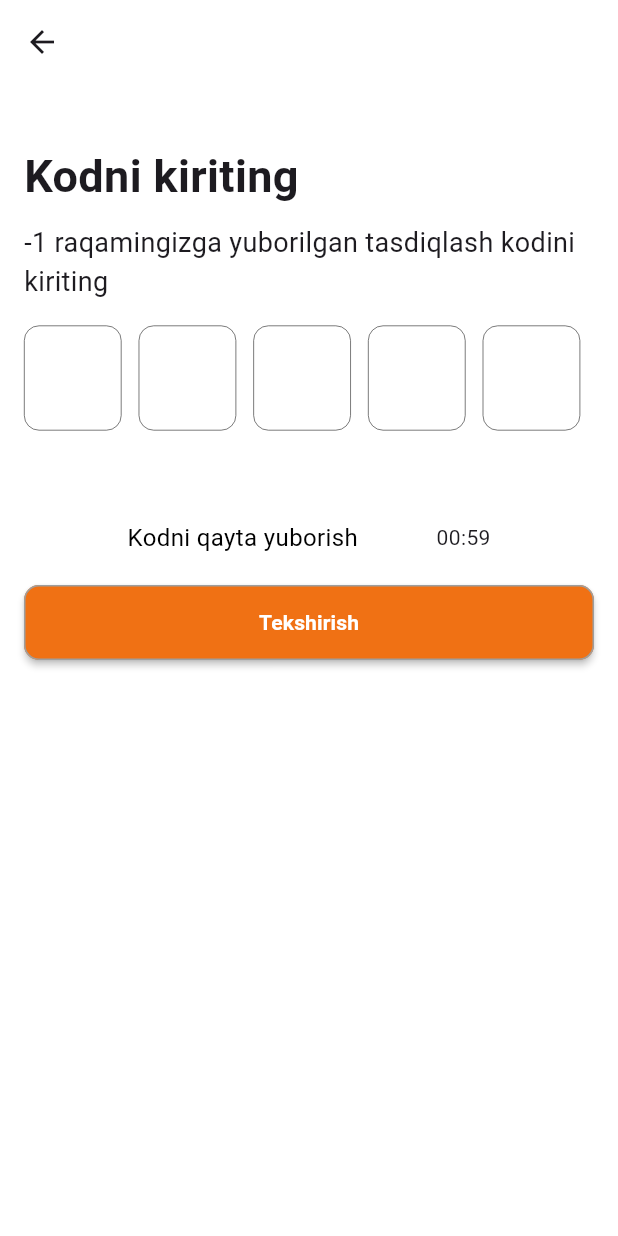
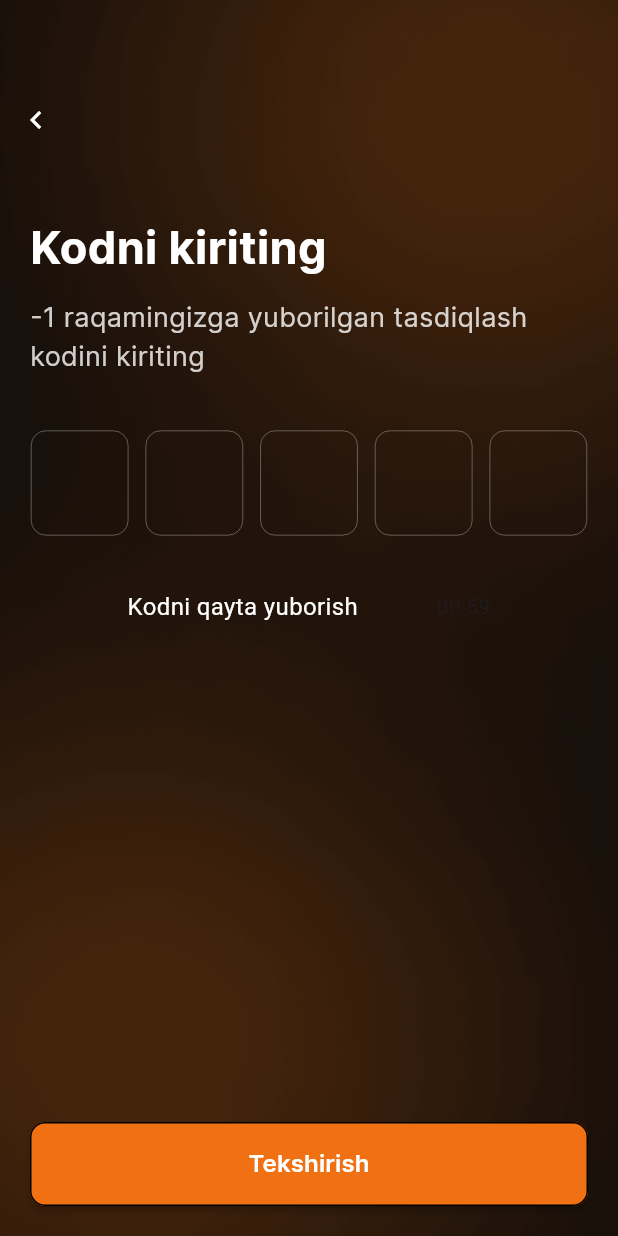
Before and after one commit to githubsobir/conx, a Flutter app: the SmsVerificationPage screen opened directly, on a phone screen of 412 x 824 dp. Run offline on Flutter 3.47's test engine with Material 3 defaults, Android fonts, the phone set to English and light mode, and no system bars; drawn by our look-alikes of pin_code_fields, timer_count_down; our stand-ins replace animated_bottom_navigation_bar, cached_network_image, calendar_date_picker2, dio, easy_localization, flutter_riverpod and 8 more; missing offline and left inert: connection_notifier, custom_info_window, dart:ffi, masked_text_field; accounts and stored records are empty.

Commit message:
finish:SMS page UI

```diff
--- a/lib/firts_part/login_reg/sms/sms_page.dart
+++ b/lib/firts_part/login_reg/sms/sms_page.dart
@@ -10,7 +10,7 @@ import 'package:flutter/material.dart';
 import 'package:flutter_riverpod/flutter_riverpod.dart';
 
 class SmsVerificationPage extends ConsumerStatefulWidget {
-  SmsVerificationPage(this.windowId);
+  SmsVerificationPage(this.windowId, {super.key});
 
   String windowId;
 
@@ -31,13 +31,7 @@ class _SmsVerificationPageState extends ConsumerState<SmsVerificationPage> {
 
   @override
   Widget build(BuildContext context) {
-    return Scaffold(
-        backgroundColor: Colors.white,
-        appBar: AppBar(
-          backgroundColor: Colors.white,
-          elevation: 0,
-        ),
-        body: buildBody());
+    return Scaffold(backgroundColor: Colors.white, body: buildBody());
   }
 
   Widget buildBody() {
@@ -46,8 +40,10 @@ class _SmsVerificationPageState extends ConsumerState<SmsVerificationPage> {
           ?
 
           /// sms kod tasdiq oldin
-          smsTextEnterPage(context: context, ref: ref, windowId: widget.windowId)
+          smsTextEnterPage(
+              context: context, ref: ref, windowId: widget.windowId)
           :
+
           /// sms kod tasdiqlangandan keyin
           smsSuccessEntered(context: context);
     } else if (ref.watch(smsMainController).actionCode == "0") {
--- a/lib/firts_part/login_reg/sms/widgets_sms/sms_0_text_enter_page.dart
+++ b/lib/firts_part/login_reg/sms/widgets_sms/sms_0_text_enter_page.dart
@@ -1,5 +1,7 @@
+import 'package:conx/data/models/theme_type.dart';
 import 'package:conx/firts_part/login_reg/sms/controller_sms.dart';
 import 'package:conx/theme/app_colors.dart';
+import 'package:conx/widgets/primary_button.dart';
 import 'package:conx/widgets/saved_box.dart';
 import 'package:easy_localization/easy_localization.dart';
 import 'package:flutter/material.dart';
@@ -7,6 +9,8 @@ import 'package:flutter_riverpod/flutter_riverpod.dart';
 import 'package:pin_code_fields/pin_code_fields.dart';
 import 'package:timer_count_down/timer_controller.dart';
 import 'package:timer_count_down/timer_count_down.dart';
+
+import '../../../../generated/assets.dart';
 
 Widget smsTextEnterPage(
     {required BuildContext context,
@@ -17,23 +21,55 @@ Widget smsTextEnterPage(
       CountdownController(autoStart: true);
   TextEditingController textEditingController = TextEditingController();
 
-  return Padding(
-    padding: const EdgeInsets.only(left: 16, right: 16),
-    child: Column(
+  return Stack(
+    children: [
+      SizedBox(
+          width: MediaQuery.of(context).size.width,
+          height: MediaQuery.of(context).size.height,
+          child: Image.asset(
+            Assets.imagesBackground,
+            fit: BoxFit.fill,
+          )),
+      Column(
         mainAxisAlignment: MainAxisAlignment.start,
         crossAxisAlignment: CrossAxisAlignment.start,
         children: [
+          const SizedBox(height: 56),
+          IconButton(
+              onPressed: () {
+                Navigator.of(context).pop();
+              },
+              icon: Icon(
+                Icons.navigate_before,
+                color: AppColors.white100,
+              )),
           const SizedBox(height: 40),
-        Text("passCode".tr(),
-            style: const TextStyle(fontWeight: FontWeight.bold, fontSize: 30)),
-        const SizedBox(height: 10),
-        Text(
+          Container(
+            margin: const EdgeInsets.symmetric(horizontal: 20),
+            child: Text("passCode".tr(),
+                style: TextStyle(
+                    color: AppColors.white100,
+                    fontFamily: "Inter",
+                    fontWeight: FontWeight.w700,
+                    fontSize: 30)),
+          ),
+          const SizedBox(height: 12),
+          Container(
+            margin: const EdgeInsets.symmetric(horizontal: 20),
+            child: Text(
               'verificationCode'.tr(args: [box.userPhone]),
               textAlign: TextAlign.start,
-          style: const TextStyle(fontSize: 18),
+              style: TextStyle(
+                  fontWeight: FontWeight.w400,
+                  fontFamily: "Inter",
+                  color: AppColors.white80,
+                  fontSize: 18),
             ),
-        const SizedBox(height: 16),
-        SizedBox(
+          ),
+          const SizedBox(height: 36),
+          Align(
+            alignment: Alignment.center,
+            child: SizedBox(
               height: 70,
               width: MediaQuery.of(context).size.width * 0.9,
               child: PinCodeTextField(
@@ -41,13 +77,18 @@ Widget smsTextEnterPage(
                 appContext: context,
                 animationType: AnimationType.fade,
                 keyboardType: TextInputType.number,
-            cursorColor: Colors.black,
-            backgroundColor: Colors.white,
+                cursorColor: AppColors.transparent,
+                backgroundColor: AppColors.transparent,
                 enableActiveFill: true,
                 length: 5,
                 onCompleted: (val) {
                   ref.read(textSmsCode.notifier).state = val;
                 },
+                textStyle: TextStyle(
+                    color: AppColors.white100,
+                    fontWeight: FontWeight.w500,
+                    fontFamily: "Inter",
+                    fontSize: 28),
                 pinTheme: PinTheme(
                     shape: PinCodeFieldShape.box,
                     borderRadius: BorderRadius.circular(10),
@@ -57,20 +98,15 @@ Widget smsTextEnterPage(
                     activeBorderWidth: 1,
                     selectedBorderWidth: 1,
                     inactiveBorderWidth: 0.4,
-                activeColor: ref.watch(smsMainController).txtSmsNote != "999"
-                    ? Colors.black
-                    : Colors.red,
-                inactiveColor: ref.watch(smsMainController).txtSmsNote != "999"
-                    ? Colors.grey.shade900
-                    : Colors.red,
-                activeFillColor: Colors.white,
-                selectedColor: ref.watch(smsMainController).txtSmsNote != "999"
-                    ? Colors.grey.shade900
-                    : Colors.red,
-                selectedFillColor: Colors.grey.shade100,
-                inactiveFillColor: Colors.white),
+                    activeColor: AppColors.red,
+                    inactiveColor: AppColors.white50,
+                    activeFillColor: AppColors.transparent,
+                    selectedColor: AppColors.red,
+                    selectedFillColor: AppColors.transparent,
+                    inactiveFillColor: AppColors.transparent),
                 animationDuration: const Duration(milliseconds: 300),
                 onChanged: (value) {},
+              ),
             ),
           ),
           Visibility(
@@ -80,12 +116,15 @@ Widget smsTextEnterPage(
                   const SizedBox(height: 20),
                   Text(
                     "smsError".tr(),
-                  style: const TextStyle(
-                      color: Colors.red, fontWeight: FontWeight.bold),
+                    style: TextStyle(
+                        fontFamily: "Inter",
+                        color: AppColors.red,
+                        fontSize: 16,
+                        fontWeight: FontWeight.w400),
                   )
                 ],
               )),
-        const SizedBox(height: 60),
+          const SizedBox(height: 36),
           Row(
             mainAxisAlignment: MainAxisAlignment.center,
             children: [
@@ -112,8 +151,8 @@ Widget smsTextEnterPage(
                       style: TextStyle(
                         fontSize: !ref.read(smsTimeEnd) ? 17 : 16,
                         color: !ref.read(smsTimeEnd)
-                          ? Colors.blue.shade900
-                          : Colors.black,
+                            ? AppColors.red
+                            : AppColors.white100,
                         fontWeight: !ref.read(smsTimeEnd)
                             ? FontWeight.bold
                             : FontWeight.normal,
@@ -132,11 +171,13 @@ Widget smsTextEnterPage(
               ),
             ],
           ),
-        const SizedBox(height: 20),
+          const Spacer(),
           Visibility(
-          visible: ref.watch(smsTimeEnd),
-          child: MaterialButton(
+            visible: true, //ref.watch(smsTimeEnd),
+            child: PrimaryButton(
+              text: "check".tr(),
               onPressed: () {
+                box.setTheme = ThemeType.light;
                 ref.watch(textSmsCode).length > 4
                     ? {
                         ref.read(smsMainController.notifier).sentForCheckServer(
@@ -148,21 +189,14 @@ Widget smsTextEnterPage(
                         ScaffoldMessenger.of(context).showSnackBar(
                             SnackBar(content: Text("checkInfo".tr())))
                       };
-
-              // ref.watch(textSmsCode.notifier).state = "";
               },
-            height: 50,
-            minWidth: double.infinity,
-            color: AppColors.colorBackground,
-            shape: OutlineInputBorder(
-                borderRadius: BorderRadius.circular(10),
-                borderSide: const BorderSide(color: Colors.grey)),
-            child: Text("check".tr(),
-                style: const TextStyle(
-                    fontWeight: FontWeight.bold, color: Colors.white)),
             ),
           ),
+          const SizedBox(
+            height: 20,
+          )
         ],
-    ),
+      )
+    ],
   );
 }
--- a/lib/main.dart
+++ b/lib/main.dart
@@ -2,6 +2,7 @@ import 'dart:io';
 
 import 'package:connection_notifier/connection_notifier.dart';
 import 'package:conx/firts_part/login_reg/choose_page/main_auth_page.dart';
+import 'package:conx/firts_part/login_reg/sms/sms_page.dart';
 import 'package:conx/widgets/saved_box.dart';
 import 'package:easy_localization/easy_localization.dart';
 import 'package:flutter/material.dart';
@@ -67,6 +68,6 @@ class MyApp extends ConsumerWidget {
         supportedLocales: context.supportedLocales,
         locale: context.locale,
         debugShowCheckedModeBanner: false,
-        home: const Registration());
+        home: SmsVerificationPage("reg"));
   }
 }
--- a/lib/theme/app_colors.dart
+++ b/lib/theme/app_colors.dart
@@ -11,5 +11,8 @@ class AppColors {
   static Color white50 = const Color.fromRGBO(255, 255, 255, 0.5);
   static Color white20 = const Color.fromRGBO(255, 255, 255, 0.2);
   static Color white10 = const Color.fromRGBO(255, 255, 255, 0.1);
-  static Color primaryButton = CustomTheme.getPrimaryButtonColor();
+  static Color primaryButton = const Color.fromRGBO(240, 113, 20, 1);
+  static Color red = const Color.fromRGBO(235, 67, 53, 1);
+
+  static Color transparent = Colors.transparent;
 }
```
Also changed, not shown: lib/firts_part/login_reg/sms/model_sms/model_sms.dart (indentation only). Lines whose indentation alone changed are shown as unchanged.
